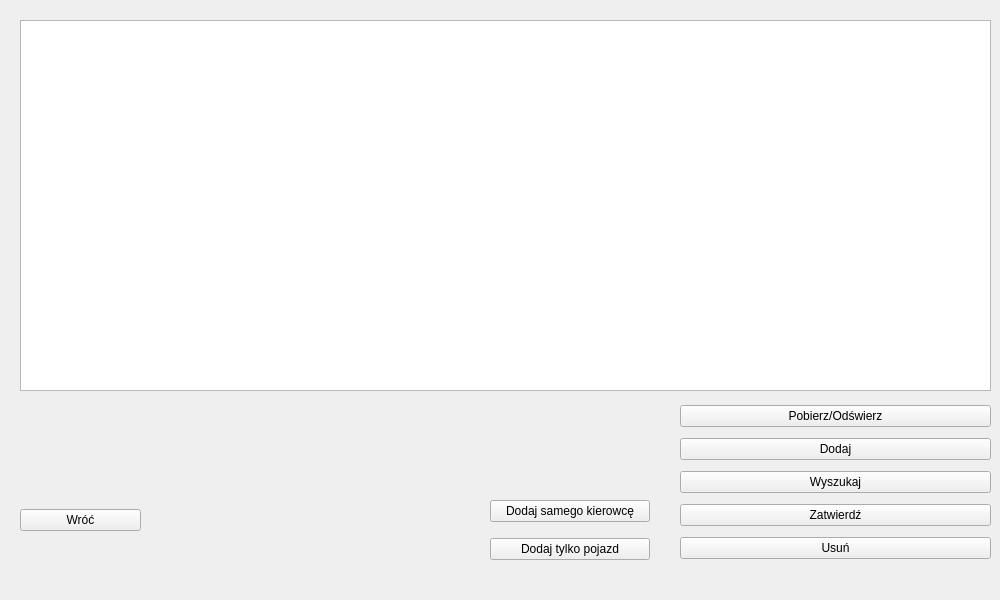
This is przegladarkiRozlaczne/kierowcypojazdy.ui in margap1998/Bazy-danych-taxi as Qt 5 draws it before an edit. The edited form follows.
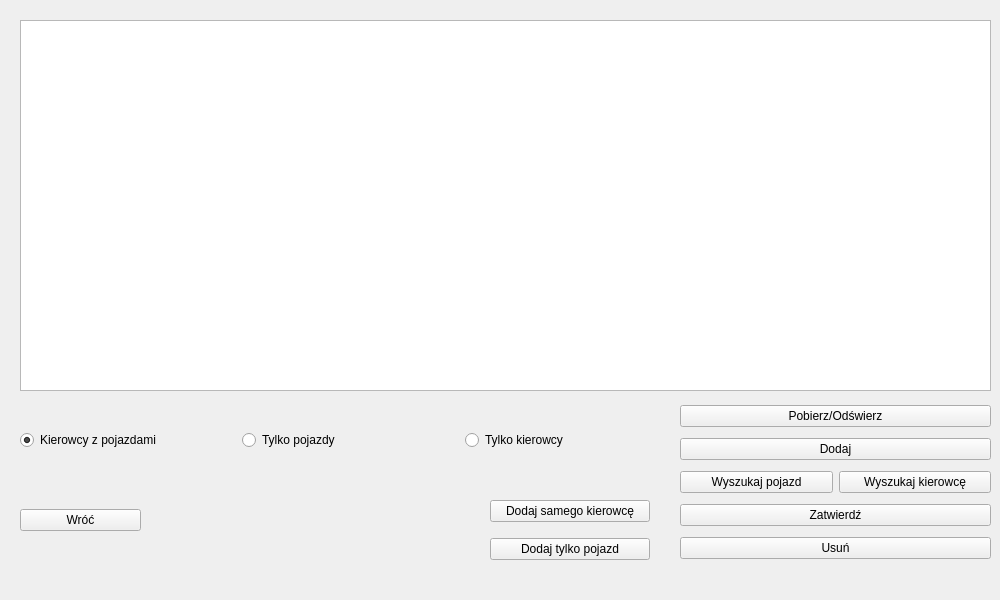
This is the edited form.

What changed in the file:
```diff
--- a/przegladarkiRozlaczne/kierowcypojazdy.ui
+++ b/przegladarkiRozlaczne/kierowcypojazdy.ui
@@ -60,7 +60,7 @@
      <x>680</x>
      <y>400</y>
      <width>311</width>
-     <height>166</height>
+     <height>168</height>
     </rect>
    </property>
    <layout class="QVBoxLayout" name="verticalLayout_4">
@@ -79,11 +79,22 @@
      </widget>
     </item>
     <item>
-     <widget class="QPushButton" name="WyszukajButton">
-      <property name="text">
-       <string>Wyszukaj</string>
-      </property>
-     </widget>
+     <layout class="QHBoxLayout" name="horizontalLayout">
+      <item>
+       <widget class="QPushButton" name="WyszukajPojazdButton">
+        <property name="text">
+         <string>Wyszukaj pojazd</string>
+        </property>
+       </widget>
+      </item>
+      <item>
+       <widget class="QPushButton" name="WyszukajKierowceButton">
+        <property name="text">
+         <string>Wyszukaj kierowcę</string>
+        </property>
+       </widget>
+      </item>
+     </layout>
     </item>
     <item>
      <widget class="QPushButton" name="ZatwierdzButton_2">
@@ -110,7 +121,32 @@
      <height>80</height>
     </rect>
    </property>
-   <layout class="QHBoxLayout" name="opcjeBazy"/>
+   <layout class="QHBoxLayout" name="opcjeBazy">
+    <item>
+     <widget class="QRadioButton" name="kieroPoj">
+      <property name="text">
+       <string>Kierowcy z pojazdami</string>
+      </property>
+      <property name="checked">
+       <bool>true</bool>
+      </property>
+     </widget>
+    </item>
+    <item>
+     <widget class="QRadioButton" name="tylkoPojazdy">
+      <property name="text">
+       <string>Tylko pojazdy</string>
+      </property>
+     </widget>
+    </item>
+    <item>
+     <widget class="QRadioButton" name="TylkoKierowcy">
+      <property name="text">
+       <string>Tylko kierowcy</string>
+      </property>
+     </widget>
+    </item>
+   </layout>
   </widget>
   <widget class="QWidget" name="verticalLayoutWidget_3">
    <property name="geometry">
```
